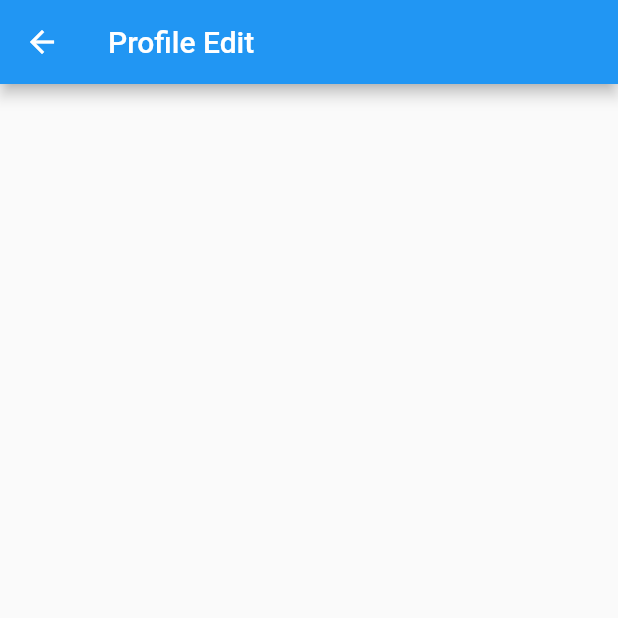
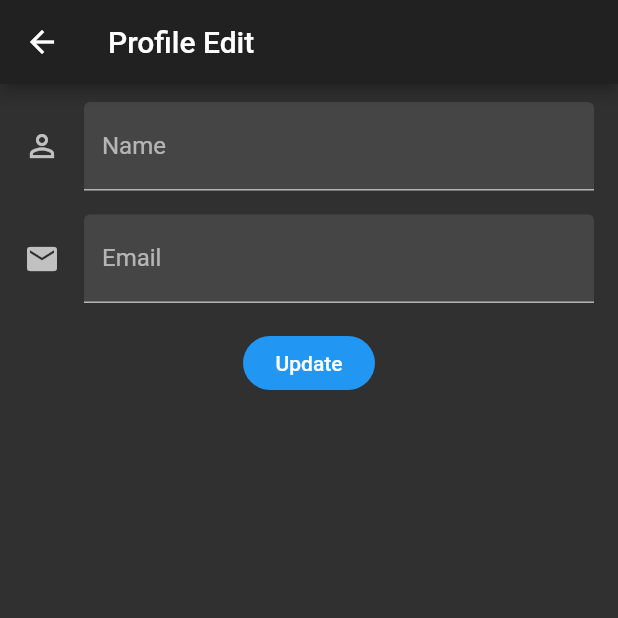
Before and after one commit to dangngocduc/cubit_app_flow, a Flutter app: the ProfileEditPage screen opened directly, on a phone screen of 412 x 824 dp, the top half of it. Run offline on Flutter 3.47's test engine with Material 2 defaults, Android fonts, the light colour scheme and no system bars; our stand-ins replace flutter_bloc, freezed_annotation; accounts and stored records are empty; generated files the repository leaves out were written again.

Commit message:
Update Profile Flow

```diff
--- a/lib/application.dart
+++ b/lib/application.dart
@@ -11,6 +11,10 @@ class Application extends StatelessWidget {
   Widget build(BuildContext context) {
     return MaterialApp(
       home: AuthorizationStatePage(),
+      theme: ThemeData.light(),
+      darkTheme: ThemeData.dark(),
+      themeMode: ThemeMode.dark,
     );
+
   }
 }
--- a/lib/data/bloc/auth/auth_state.dart
+++ b/lib/data/bloc/auth/auth_state.dart
@@ -1,8 +1,9 @@
+import 'package:cubit_app_flow/data/model/models.dart';
 import 'package:freezed_annotation/freezed_annotation.dart';
 part 'auth_state.freezed.dart';
 
 @freezed
 abstract class AuthState with _$AuthState {
-  const factory AuthState.authorized() = AuthStateuthorized;
+  const factory AuthState.authorized(UserInfo userInfo) = AuthStateuthorized;
   const factory AuthState.unauthorized() = AuthStateUnAuthorized;
 }
--- a/lib/data/model/user_info.dart
+++ b/lib/data/model/user_info.dart
@@ -4,9 +4,9 @@ part 'user_info.g.dart';
 @JsonSerializable()
 class UserInfo {
   String fullName;
-  String avatar;
+  String email;
 
-  UserInfo({this.fullName, this.avatar});
+  UserInfo({this.fullName, this.email});
 
   factory UserInfo.fromJson(Map<String, dynamic> json) => _$UserInfoFromJson(json);
 
--- a/lib/data/repositories/auth_repository.dart
+++ b/lib/data/repositories/auth_repository.dart
@@ -9,7 +9,7 @@ class AuthRepository {
   Future signIn({@required String userName, @required String password}) {
     return Future.delayed(
         Duration(seconds: 2),
-            () => UserInfo(fullName: 'Nguyen Van A', avatar: ''),
+            () => UserInfo(fullName: 'Nguyen Van A', email: 'nguyenvana@gmail.com'),
     );
   }
 }
--- a/lib/pages/authorization_state_page.dart
+++ b/lib/pages/authorization_state_page.dart
@@ -26,10 +26,15 @@ class _AuthorizationStatePageState extends State<AuthorizationStatePage> {
         builder: (context, state) {
           developer.log('build state: $state', name: TAG);
           return state.when(
-              authorized: () => AuthorizedNavigation(),
+              authorized: (user) => AuthorizedNavigation(),
               unauthorized: () => AuthorizationNavigation(),
           );
         },
+      buildWhen: (previous, current) {
+          developer.log('build previous.runtimeType ${previous.runtimeType}', name: TAG);
+          developer.log('build current.runtimeType ${current.runtimeType}', name: TAG);
+          return previous.runtimeType != current.runtimeType;
+      },
     );
   }
 }
--- a/lib/pages/authorized/profile/profile_edit_page.dart
+++ b/lib/pages/authorized/profile/profile_edit_page.dart
@@ -1,5 +1,9 @@
 import 'dart:developer' as developer;
+import 'package:cubit_app_flow/data/bloc/auth/auth_bloc.dart';
+import 'package:cubit_app_flow/data/bloc/auth/auth_state.dart';
+import 'package:cubit_app_flow/data/model/models.dart';
 import 'package:flutter/material.dart';
+import 'package:flutter_bloc/flutter_bloc.dart';
 
 class ProfileEditPage extends StatefulWidget {
   static const ROUTE_NAME = 'ProfileEditPage';
@@ -9,12 +13,88 @@ class ProfileEditPage extends StatefulWidget {
 
 class _ProfileEditPageState extends State<ProfileEditPage> {
   static const TAG = 'ProfileEditPage';
+  GlobalKey<FormState> formEdit = GlobalKey();
+  UserInfo userInfo;
+  @override
+  void initState() {
+    super.initState();
+    userInfo = context.bloc<AuthBloc>().state.when(
+        authorized: (data) => UserInfo.fromJson(data.toJson()),
+        unauthorized: () => null,
+    );
+  }
+
+  bool isValidSubmit() {
+    return userInfo.email.isNotEmpty && userInfo.fullName.isEmpty;
+  }
   @override
   Widget build(BuildContext context) {
     return Scaffold(
       appBar: AppBar(
         title: Text('Profile Edit'),
       ),
+      body: Form(
+          key: formEdit,
+          child: SingleChildScrollView(
+            padding: EdgeInsets.symmetric(
+              vertical: 12,
+              horizontal: 16
+            ),
+            child: Column(
+              children: [
+                TextFormField(
+                  initialValue: userInfo.fullName,
+                  decoration: InputDecoration(
+                    icon: Icon(Icons.perm_identity),
+                    hintText: 'Name',
+                    labelText: 'Name',
+                    filled: true,
+                    border: UnderlineInputBorder(),
+                  ),
+                  validator: (value) {
+                    if (value.isEmpty) return 'Input Invalid!';
+                    return null;
+                  },
+                  onSaved: (value) {
+                    userInfo.fullName = value;
+                  },
+                ),
+                SizedBox(height: 16,),
+                TextFormField(
+                  initialValue: userInfo.email,
+                  decoration: InputDecoration(
+                    icon: Icon(Icons.email),
+                    hintText: 'Email',
+                    labelText: 'Email',
+                    filled: true,
+                    border: UnderlineInputBorder()
+                  ),
+                  validator: (value) {
+                    if (value.isEmpty) return 'Input Invalid!';
+                    return null;
+                  },
+                  onSaved: (value) {
+                    userInfo.email = value;
+                  },
+                ),
+                SizedBox(height: 16,),
+                FlatButton(
+                  shape: StadiumBorder(),
+                  color: Colors.blue,
+                  onPressed: () {
+                    if (formEdit.currentState.validate()) {
+                      formEdit.currentState.save();
+                      context.bloc<AuthBloc>().updateInfo(userInfo).then((value){
+                        Navigator.pop(context);
+                      });
+                    }
+                  },
+                  child: Text('Update'),
+                )
+              ],
+            ),
+          )
+      ),
     );
   }
 }
--- /dev/null
+++ b/lib/widgets/widgets.dart
@@ -0,0 +1 @@
+export 'account_info_widget.dart';
```
Also changed, not shown: lib/data/bloc/auth/auth_bloc.dart (+10 -4 lines), lib/pages/authorized/home/home_page.dart (+24 -16 lines), lib/widgets/account_info_widget.dart (added, +28 -0 lines), lib/data/bloc/auth/auth_state.freezed.dart, lib/data/model/user_info.g.dart.
